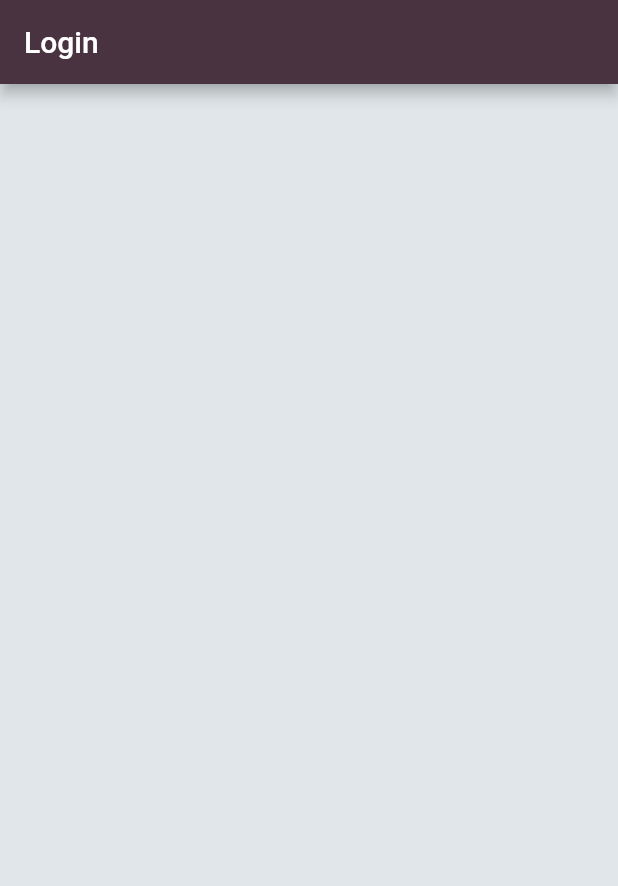
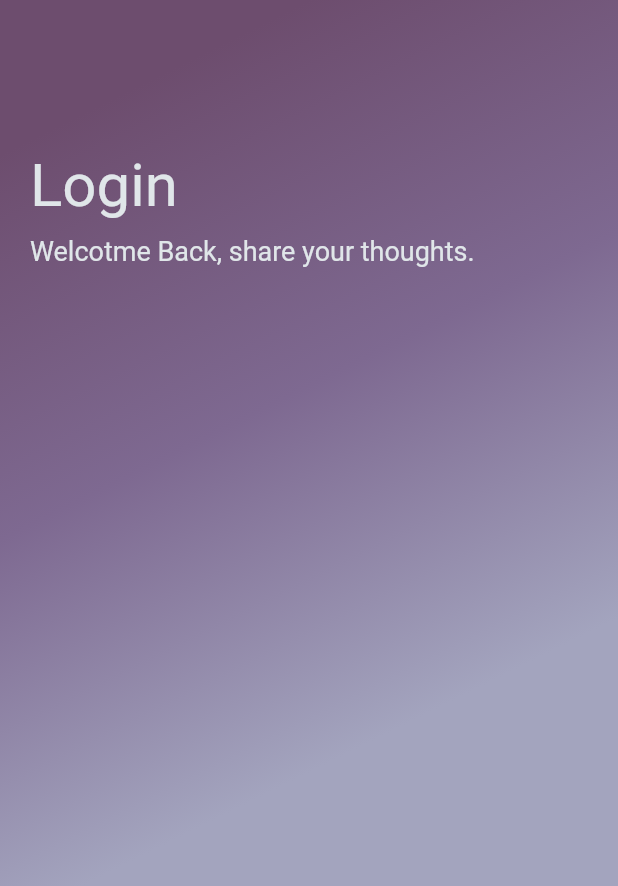
Before and after one commit to nogumbi/Student-Journal, a Flutter app: the screen it shows after launch, on a phone screen of 412 x 824 dp. Shown: the top 886 px of the screen. Run offline on Flutter 3.47's test engine with Material 2 defaults, Android fonts, the phone set to English and light mode, and no system bars; our stand-ins replace sqflite; accounts and stored records are empty.

Commit message:
login page added

```diff
--- a/app/lib/home.dart
+++ b/app/lib/home.dart
@@ -5,7 +5,7 @@ import 'package:flutter/material.dart';
 import 'database/database_provider.dart';
 import 'database/database_provider.dart';
 import 'database/journal_model.dart';
-import 'package:http/http.dart' as http;
+// import 'package:http/http.dart' as http;
 
 class HomePage extends StatefulWidget {
   const HomePage({Key? key}) : super(key: key);
@@ -14,15 +14,15 @@ class HomePage extends StatefulWidget {
   _HomePageState createState() => _HomePageState();
 }
 
-// call the API and fetch the response
-Future<JournalModel> fetchQuote() async {
-  final response = await http.get('http://localhost:5000/entries');
-  if (response.statusCode == 200) {
-    return JournalModel.fromJson(json.decode(response.body));
-  } else {
-    throw Exception('Failed to load Quote');
-  }
-}
+// // call the API and fetch the response
+// Future<JournalModel> fetchQuote() async {
+//   final response = await http.get('http://localhost:5000/entries');
+//   if (response.statusCode == 200) {
+//     return JournalModel.fromJson(json.decode(response.body));
+//   } else {
+//     throw Exception('Failed to load Quote');
+//   }
+// }
 
 class _HomePageState extends State<HomePage> {
   getEntries() async {
--- a/app/lib/main.dart
+++ b/app/lib/main.dart
@@ -31,10 +31,42 @@ class LoginPage extends StatelessWidget {
   @override
   Widget build(BuildContext context) {
     return Scaffold(
-        backgroundColor: Color.fromRGBO(224, 230, 233, 1.0),
-        appBar: AppBar(
-          backgroundColor: Color.fromRGBO(74, 51, 65, 1.0),
-          title: const Text("Login"),
-        ));
+        backgroundColor: const Color.fromRGBO(224, 230, 233, 1.0),
+        body: Container(
+          width: double.infinity,
+          decoration: const BoxDecoration(
+            gradient: LinearGradient(begin: Alignment.topCenter,
+            colors:[
+              Color.fromRGBO(109, 77, 110, 1.0),
+              Color.fromRGBO(126, 105, 145, 1.0),
+              Color.fromRGBO(163, 164, 190, 1.0),
+            ])
+          ),
+          child: Column(
+            crossAxisAlignment: CrossAxisAlignment.start,
+            children: <Widget>[
+              const SizedBox(
+                height: 80,
+              ),
+              Padding(
+                padding: const EdgeInsets.all(20),
+                child: Column(
+                  crossAxisAlignment: CrossAxisAlignment.start,
+                  children: const <Widget>[
+                    Text(
+                      "Login",
+                      style: TextStyle(color: Color.fromRGBO(224, 230, 233, 1.0), fontSize:40),
+                    ),
+                    SizedBox(height: 10,),
+                    Text(
+                      "Welcotme Back, share your thoughts.",
+                      style: TextStyle(color: Color.fromRGBO(224, 230, 233, 1.0), fontSize:18),
+                    ),]
+                )
+              )
+            ]
+          )
+        )
+        );
   }
 }
--- a/app/pubspec.yaml
+++ b/app/pubspec.yaml
@@ -38,7 +38,7 @@ dependencies:
   path: ^1.8.0
   provider: ^6.0.2
   path_provider: ^2.0.9
-  http: ^0.12.0+4
+  # http: ^0.12.0+4
 
 dev_dependencies:
   flutter_test:
```
Also changed, not shown: app/pubspec.lock.
